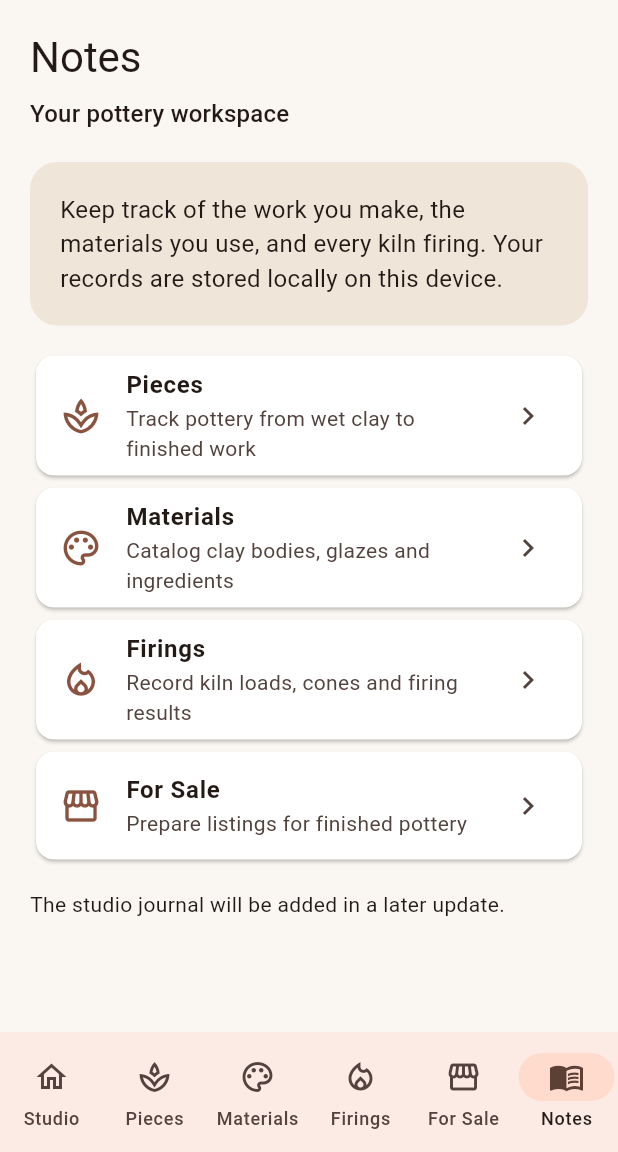
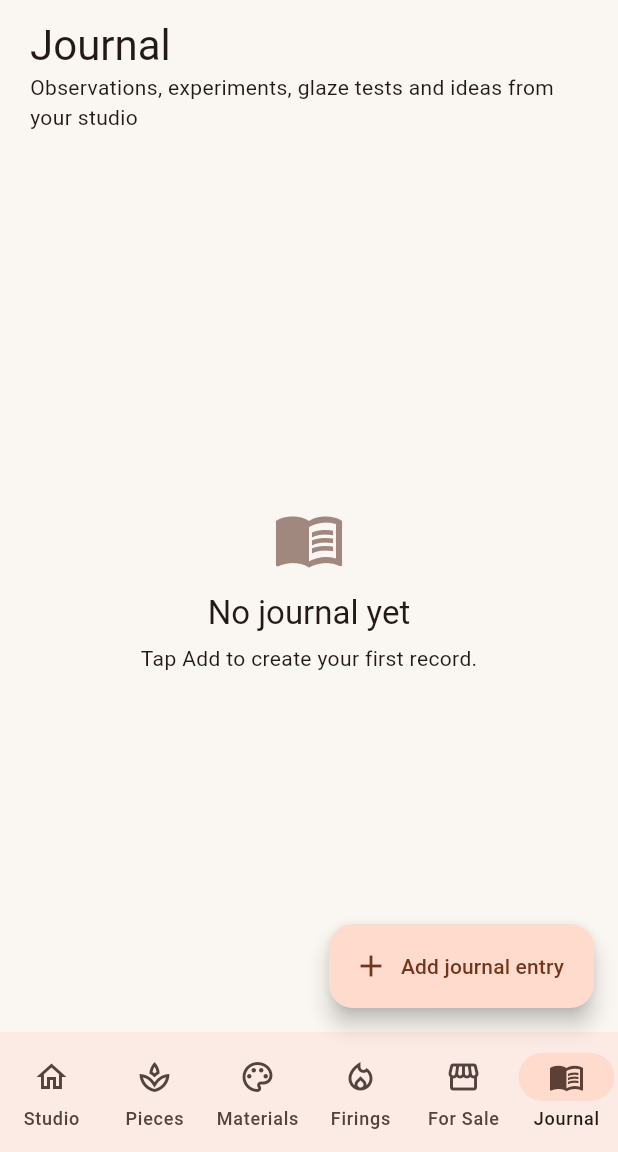
Before and after one commit to mamefan1945/PotteryTracker, a Flutter app: the screen it shows after launch, item 6 of the bottom bar chosen, on a phone screen of 412 x 824 dp, the part 84-1236 px from its top. Run offline on Flutter 3.47's test engine with Material 3 defaults, Android fonts, the phone set to English and light mode, and no system bars; our stand-ins replace image_picker, sqflite; accounts and stored records are empty.

Commit message:
Implement persistent Studio Journal entries

```diff
--- a/lib/main.dart
+++ b/lib/main.dart
@@ -70,7 +70,7 @@ class _StudioHomePageState extends State<StudioHomePage> {
     _Tab('Materials', Icons.palette_outlined, 'material'),
     _Tab('Firings', Icons.local_fire_department_outlined, 'firing'),
     _Tab('For Sale', Icons.storefront_outlined, 'sale'),
-    _Tab('Notes', Icons.menu_book_outlined, ''),
+    _Tab('Journal', Icons.menu_book_outlined, 'journal'),
   ];
 
   _Tab get current => _tabs[_tab];
@@ -253,7 +253,7 @@ class _StudioHomePageState extends State<StudioHomePage> {
           ? FloatingActionButton.extended(
               onPressed: _add,
               icon: const Icon(Icons.add),
-              label: Text(current.category == 'sale' ? 'Add finished item' : 'Add ' + current.title.toLowerCase().substring(0, current.title.length - 1)),
+              label: Text(current.category == 'sale' ? 'Add finished item' : current.category == 'journal' ? 'Add journal entry' : 'Add ' + current.title.toLowerCase().substring(0, current.title.length - 1)),
             )
           : null,
       bottomNavigationBar: NavigationBar(
@@ -290,11 +290,6 @@ class _StudioHomePageState extends State<StudioHomePage> {
           _HomeLink(icon: Icons.palette_outlined, title: 'Materials', subtitle: 'Catalog clay bodies, glazes and ingredients', onTap: () => _changeTab(2)),
           _HomeLink(icon: Icons.local_fire_department_outlined, title: 'Firings', subtitle: 'Record kiln loads, cones and firing results', onTap: () => _changeTab(3)),
           _HomeLink(icon: Icons.storefront_outlined, title: 'For Sale', subtitle: 'Prepare listings for finished pottery', onTap: () => _changeTab(4)),
-          if (_tab == 5)
-            const Padding(
-              padding: EdgeInsets.only(top: 16),
-              child: Text('The studio journal will be added in a later update.'),
-            ),
         ],
       );
 
@@ -307,11 +302,15 @@ class _StudioHomePageState extends State<StudioHomePage> {
               crossAxisAlignment: CrossAxisAlignment.start,
               children: [
                 Text(current.title, style: Theme.of(context).textTheme.headlineMedium),
-                Text(current.title == 'Pieces'
+                Text(current.category == 'piece'
                     ? 'Track your pottery projects'
-                    : current.title == 'Materials'
+                    : current.category == 'material'
                         ? 'Your clay and glaze library'
-                        : current.category == 'sale' ? 'Finished pieces and marketplace listing drafts' : 'Kiln and firing history'),
+                        : current.category == 'sale'
+                            ? 'Finished pieces and marketplace listing drafts'
+                            : current.category == 'journal'
+                                ? 'Observations, experiments, glaze tests and ideas from your studio'
+                                : 'Kiln and firing history'),
               ],
             ),
           ),
@@ -352,6 +351,8 @@ class _StudioHomePageState extends State<StudioHomePage> {
                               ),
                               title: Text(record.title, style: const TextStyle(fontWeight: FontWeight.w600)),
                               subtitle: Column(crossAxisAlignment: CrossAxisAlignment.start, children: [
+                                if (record.category == 'journal')
+                                  Text(MaterialLocalizations.of(context).formatMediumDate(DateTime.parse(record.createdAt).toLocal()), style: Theme.of(context).textTheme.labelSmall),
                                 if (details.isNotEmpty) Text(details),
                                 if (record.photos.isNotEmpty) ...[
                                   const SizedBox(height: 8),
@@ -459,6 +460,7 @@ class _RecordDialogState extends State<_RecordDialog> {
         'piece' => ['Wet', 'Leather hard', 'Bone dry', 'Bisque fired', 'Glazed', 'Finished'],
         'material' => ['Clay body', 'Glaze', 'Ingredient', 'Other'],
         'sale' => ['Draft', 'Ready to list', 'Listed', 'Sold'],
+        'journal' => ['Observation', 'Experiment', 'Glaze test', 'Idea', 'General note'],
         _ => ['Bisque', 'Glaze firing', 'Other'],
       };
 
@@ -466,13 +468,13 @@ class _RecordDialogState extends State<_RecordDialog> {
       ? 'Piece name'
       : widget.category == 'material'
           ? 'Material name'
-          : widget.category == 'sale' ? 'Item name' : 'Firing name / load';
+          : widget.category == 'sale' ? 'Item name' : widget.category == 'journal' ? 'Entry title' : 'Firing name / load';
 
   String get _detailLabel => widget.category == 'piece'
       ? 'Clay body (optional)'
       : widget.category == 'material'
           ? 'Type or quantity (optional)'
-          : widget.category == 'sale' ? 'Asking price (e.g. 48.00 USD)' : 'Kiln (optional)';
+          : widget.category == 'sale' ? 'Asking price (e.g. 48.00 USD)' : widget.category == 'journal' ? 'Project or topic (optional)' : 'Kiln (optional)';
 
   @override
   void dispose() {
@@ -488,7 +490,7 @@ class _RecordDialogState extends State<_RecordDialog> {
             ? 'piece'
             : widget.category == 'material'
                 ? 'material'
-                : widget.category == 'sale' ? 'finished item' : 'firing')),
+                : widget.category == 'sale' ? 'finished item' : widget.category == 'journal' ? 'journal entry' : 'firing')),
         content: Form(
           key: _form,
           child: SingleChildScrollView(
@@ -511,7 +513,7 @@ class _RecordDialogState extends State<_RecordDialog> {
                         ? 'Current stage'
                         : widget.category == 'material'
                             ? 'Material category'
-                            : widget.category == 'sale' ? 'Sale status' : 'Firing type',
+                            : widget.category == 'sale' ? 'Sale status' : widget.category == 'journal' ? 'Entry type' : 'Firing type',
                   ),
                   items: _options.map((value) => DropdownMenuItem(value: value, child: Text(value))).toList(),
                   onChanged: (value) => setState(() => _stage = value),
@@ -542,9 +544,9 @@ class _RecordDialogState extends State<_RecordDialog> {
                 const SizedBox(height: 8),
                 TextField(
                   controller: _notes,
-                  minLines: widget.category == 'sale' ? 4 : 2,
-                  maxLines: widget.category == 'sale' ? 7 : 4,
-                  decoration: InputDecoration(labelText: widget.category == 'sale' ? 'Description, dimensions, materials, care and shipping details' : 'Notes (optional)'),
+                  minLines: widget.category == 'sale' || widget.category == 'journal' ? 5 : 2,
+                  maxLines: widget.category == 'sale' || widget.category == 'journal' ? 10 : 4,
+                  decoration: InputDecoration(labelText: widget.category == 'sale' ? 'Description, dimensions, materials, care and shipping details' : widget.category == 'journal' ? 'Journal entry' : 'Notes (optional)'),
                 ),
               ],
             ),
```
